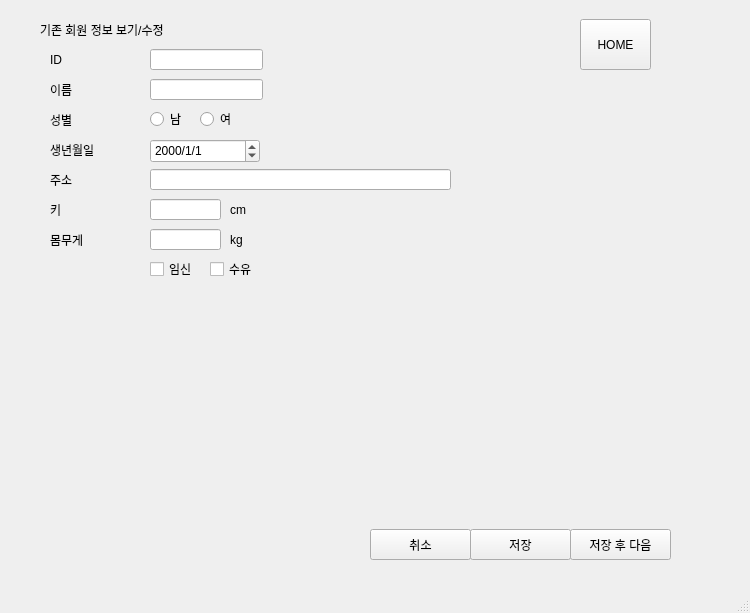
First picture: the form in view/stackedwid1.ui, repository jipark721/kh_proj, before the edit.
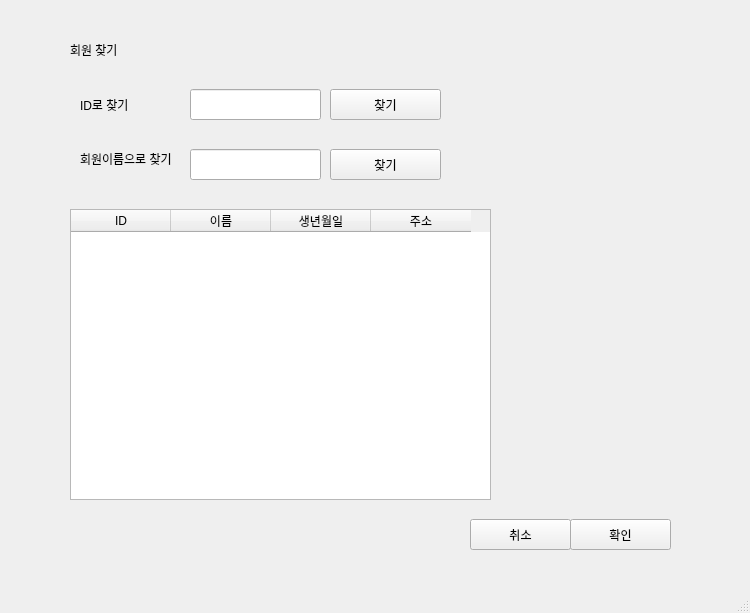
Second picture: the form after the edit. The open tabs and pages were chosen to show the change.

What changed in the file:
```diff
--- a/view/stackedwid1.ui
+++ b/view/stackedwid1.ui
@@ -695,7 +695,7 @@
       <property name="geometry">
        <rect>
         <x>30</x>
-        <y>20</y>
+        <y>40</y>
         <width>151</width>
         <height>21</height>
        </rect>
@@ -708,7 +708,7 @@
       <property name="geometry">
        <rect>
         <x>40</x>
-        <y>170</y>
+        <y>200</y>
         <width>60</width>
         <height>21</height>
        </rect>
@@ -721,7 +721,7 @@
       <property name="geometry">
        <rect>
         <x>190</x>
-        <y>110</y>
+        <y>140</y>
         <width>71</width>
         <height>20</height>
        </rect>
@@ -734,7 +734,7 @@
       <property name="geometry">
        <rect>
         <x>40</x>
-        <y>200</y>
+        <y>230</y>
         <width>60</width>
         <height>21</height>
        </rect>
@@ -747,7 +747,7 @@
       <property name="geometry">
        <rect>
         <x>140</x>
-        <y>110</y>
+        <y>140</y>
         <width>51</width>
         <height>20</height>
        </rect>
@@ -760,7 +760,7 @@
       <property name="geometry">
        <rect>
         <x>40</x>
-        <y>80</y>
+        <y>110</y>
         <width>60</width>
         <height>21</height>
        </rect>
@@ -773,7 +773,7 @@
       <property name="geometry">
        <rect>
         <x>140</x>
-        <y>260</y>
+        <y>290</y>
         <width>61</width>
         <height>20</height>
        </rect>
@@ -786,7 +786,7 @@
       <property name="geometry">
        <rect>
         <x>200</x>
-        <y>260</y>
+        <y>290</y>
         <width>61</width>
         <height>20</height>
        </rect>
@@ -799,7 +799,7 @@
       <property name="geometry">
        <rect>
         <x>140</x>
-        <y>170</y>
+        <y>200</y>
         <width>301</width>
         <height>21</height>
        </rect>
@@ -809,7 +809,7 @@
       <property name="geometry">
        <rect>
         <x>140</x>
-        <y>50</y>
+        <y>80</y>
         <width>113</width>
         <height>21</height>
        </rect>
@@ -822,7 +822,7 @@
       <property name="geometry">
        <rect>
         <x>140</x>
-        <y>80</y>
+        <y>110</y>
         <width>113</width>
         <height>21</height>
        </rect>
@@ -832,7 +832,7 @@
       <property name="geometry">
        <rect>
         <x>40</x>
-        <y>140</y>
+        <y>170</y>
         <width>60</width>
         <height>21</height>
        </rect>
@@ -845,7 +845,7 @@
       <property name="geometry">
        <rect>
         <x>140</x>
-        <y>140</y>
+        <y>170</y>
         <width>110</width>
         <height>24</height>
        </rect>
@@ -858,7 +858,7 @@
       <property name="geometry">
        <rect>
         <x>140</x>
-        <y>200</y>
+        <y>230</y>
         <width>71</width>
         <height>21</height>
        </rect>
@@ -868,7 +868,7 @@
       <property name="geometry">
        <rect>
         <x>40</x>
-        <y>50</y>
+        <y>80</y>
         <width>60</width>
         <height>21</height>
        </rect>
@@ -881,7 +881,7 @@
       <property name="geometry">
        <rect>
         <x>40</x>
-        <y>230</y>
+        <y>260</y>
         <width>60</width>
         <height>21</height>
        </rect>
@@ -894,7 +894,7 @@
       <property name="geometry">
        <rect>
         <x>40</x>
-        <y>110</y>
+        <y>140</y>
         <width>60</width>
         <height>21</height>
        </rect>
@@ -903,25 +903,12 @@
        <string>성별</string>
       </property>
      </widget>
-     <widget class="QPushButton" name="btn_home_6">
-      <property name="geometry">
-       <rect>
-        <x>570</x>
-        <y>20</y>
-        <width>71</width>
-        <height>51</height>
-       </rect>
-      </property>
-      <property name="text">
-       <string>HOME</string>
-      </property>
-     </widget>
      <widget class="QWidget" name="widget_15" native="true">
       <property name="geometry">
        <rect>
-        <x>350</x>
-        <y>510</y>
-        <width>311</width>
+        <x>480</x>
+        <y>500</y>
+        <width>211</width>
         <height>61</height>
        </rect>
       </property>
@@ -951,25 +938,12 @@
         <string>저장</string>
        </property>
       </widget>
-      <widget class="QPushButton" name="btn_save_next_6">
-       <property name="geometry">
-        <rect>
-         <x>210</x>
-         <y>20</y>
-         <width>101</width>
-         <height>31</height>
-        </rect>
-       </property>
-       <property name="text">
-        <string>저장 후 다음</string>
-       </property>
-      </widget>
      </widget>
      <widget class="QLabel" name="label_56">
       <property name="geometry">
        <rect>
         <x>220</x>
-        <y>200</y>
+        <y>230</y>
         <width>60</width>
         <height>21</height>
        </rect>
@@ -982,7 +956,7 @@
       <property name="geometry">
        <rect>
         <x>220</x>
-        <y>230</y>
+        <y>260</y>
         <width>60</width>
         <height>21</height>
        </rect>
@@ -995,7 +969,7 @@
       <property name="geometry">
        <rect>
         <x>140</x>
-        <y>230</y>
+        <y>260</y>
         <width>71</width>
         <height>21</height>
        </rect>
@@ -6574,7 +6548,169 @@
       <zorder>widget_popup_add_nut</zorder>
      </widget>
     </widget>
-    <widget class="QWidget" name="page_21"/>
+    <widget class="QWidget" name="page_data_pat_1_27">
+     <widget class="QWidget" name="widget_16" native="true">
+      <property name="geometry">
+       <rect>
+        <x>0</x>
+        <y>0</y>
+        <width>701</width>
+        <height>571</height>
+       </rect>
+      </property>
+      <widget class="QLabel" name="label_41">
+       <property name="geometry">
+        <rect>
+         <x>60</x>
+         <y>40</y>
+         <width>101</width>
+         <height>21</height>
+        </rect>
+       </property>
+       <property name="text">
+        <string>회원 찾기 </string>
+       </property>
+      </widget>
+      <widget class="QPushButton" name="btn_findby_patient_name_27">
+       <property name="geometry">
+        <rect>
+         <x>320</x>
+         <y>150</y>
+         <width>111</width>
+         <height>31</height>
+        </rect>
+       </property>
+       <property name="text">
+        <string>찾기</string>
+       </property>
+      </widget>
+      <widget class="QTableWidget" name="tableWidget_patientCandidates_27">
+       <property name="geometry">
+        <rect>
+         <x>60</x>
+         <y>210</y>
+         <width>421</width>
+         <height>291</height>
+        </rect>
+       </property>
+       <column>
+        <property name="text">
+         <string>ID</string>
+        </property>
+       </column>
+       <column>
+        <property name="text">
+         <string>이름</string>
+        </property>
+       </column>
+       <column>
+        <property name="text">
+         <string>생년월일</string>
+        </property>
+       </column>
+       <column>
+        <property name="text">
+         <string>주소</string>
+        </property>
+       </column>
+      </widget>
+      <widget class="QWidget" name="widget_17" native="true">
+       <property name="geometry">
+        <rect>
+         <x>450</x>
+         <y>500</y>
+         <width>221</width>
+         <height>61</height>
+        </rect>
+       </property>
+       <widget class="QPushButton" name="btn_cancel_27">
+        <property name="geometry">
+         <rect>
+          <x>10</x>
+          <y>20</y>
+          <width>101</width>
+          <height>31</height>
+         </rect>
+        </property>
+        <property name="text">
+         <string>취소</string>
+        </property>
+       </widget>
+       <widget class="QPushButton" name="btn_confirmPatient_27">
+        <property name="geometry">
+         <rect>
+          <x>110</x>
+          <y>20</y>
+          <width>101</width>
+          <height>31</height>
+         </rect>
+        </property>
+        <property name="text">
+         <string>확인</string>
+        </property>
+       </widget>
+      </widget>
+      <widget class="QLabel" name="label_34">
+       <property name="geometry">
+        <rect>
+         <x>70</x>
+         <y>90</y>
+         <width>60</width>
+         <height>31</height>
+        </rect>
+       </property>
+       <property name="text">
+        <string>ID로 찾기</string>
+       </property>
+      </widget>
+      <widget class="QPushButton" name="btn_findby_patient_id_27">
+       <property name="geometry">
+        <rect>
+         <x>320</x>
+         <y>90</y>
+         <width>111</width>
+         <height>31</height>
+        </rect>
+       </property>
+       <property name="text">
+        <string>찾기</string>
+       </property>
+      </widget>
+      <widget class="QLabel" name="label_53">
+       <property name="geometry">
+        <rect>
+         <x>70</x>
+         <y>150</y>
+         <width>101</width>
+         <height>20</height>
+        </rect>
+       </property>
+       <property name="text">
+        <string>회원이름으로 찾기</string>
+       </property>
+      </widget>
+      <widget class="QLineEdit" name="lineEdit_name_27">
+       <property name="geometry">
+        <rect>
+         <x>180</x>
+         <y>150</y>
+         <width>131</width>
+         <height>31</height>
+        </rect>
+       </property>
+      </widget>
+      <widget class="QLineEdit" name="lineEdit_ID_27">
+       <property name="geometry">
+        <rect>
+         <x>180</x>
+         <y>90</y>
+         <width>131</width>
+         <height>31</height>
+        </rect>
+       </property>
+      </widget>
+     </widget>
+    </widget>
    </widget>
   </widget>
   <widget class="QMenuBar" name="menubar">
```
Left out of the diff: 2 changed lines with no effect on the pictures.
